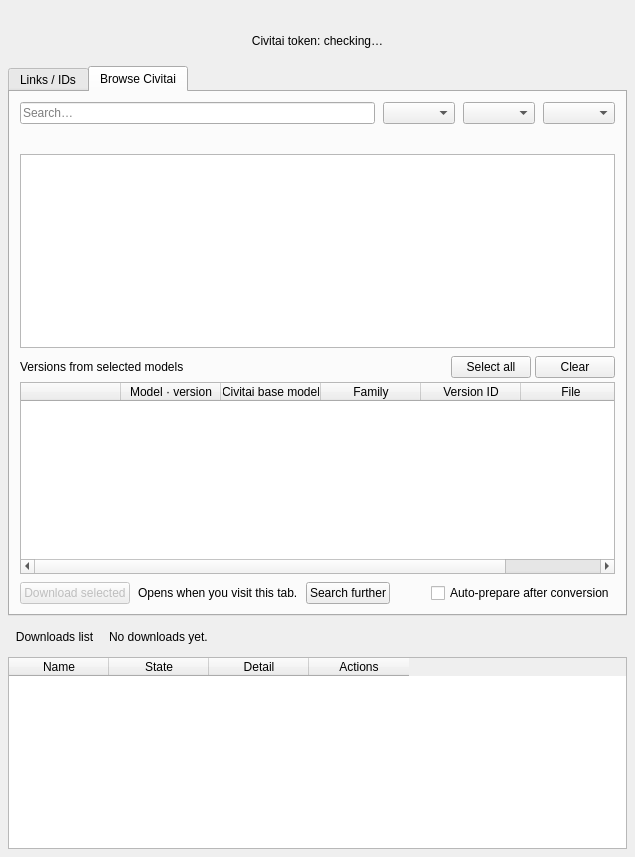
djebaz/dtflow, file src/dtflow/ui/forms/downloads_page.ui: the form before one commit.
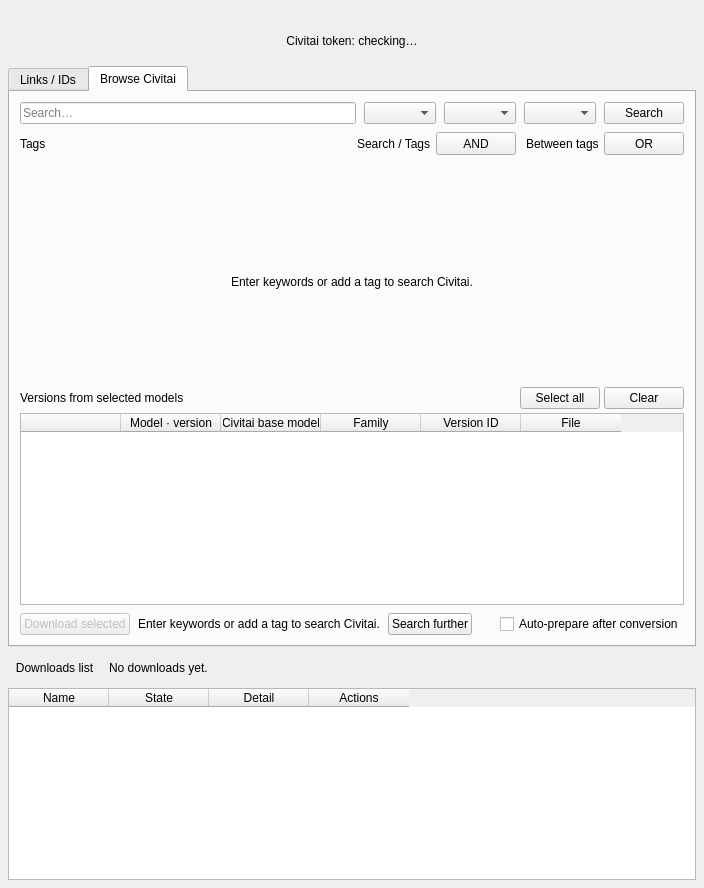
The form after the commit.

Commit message: Browse Civitai: tag pills, search filters and expanded sorting (#479) (#480)

What changed in the file:
```diff
--- a/src/dtflow/ui/forms/downloads_page.ui
+++ b/src/dtflow/ui/forms/downloads_page.ui
@@ -98,33 +98,149 @@
       <property name="spacing"><number>8</number></property>
       <property name="leftMargin"><number>10</number></property><property name="topMargin"><number>10</number></property>
       <property name="rightMargin"><number>10</number></property><property name="bottomMargin"><number>10</number></property>
-      <item><layout class="QHBoxLayout" name="gallerySearchRow"><property name="spacing"><number>8</number></property>
-       <item><widget class="QLineEdit" name="gallerySearchEdit">
+      <item><layout class="QGridLayout" name="gallerySearchRow">
+       <property name="horizontalSpacing"><number>8</number></property>
+       <property name="verticalSpacing"><number>8</number></property>
+       <item row="0" column="0"><widget class="QLineEdit" name="gallerySearchEdit">
+        <property name="sizePolicy"><sizepolicy hsizetype="Expanding" vsizetype="Fixed"><horstretch>1</horstretch><verstretch>0</verstretch></sizepolicy></property>
+        <property name="minimumWidth"><number>140</number></property>
         <property name="toolTip"><string>Type keywords and press Enter.</string></property>
         <property name="placeholderText"><string>Search…</string></property>
         <property name="clearButtonEnabled"><bool>true</bool></property>
         <property name="accessibleName"><string>Search Civitai LoRAs</string></property>
        </widget></item>
-       <item><widget class="QComboBox" name="gallerySortCombo">
+       <item row="0" column="1"><widget class="QComboBox" name="gallerySortCombo">
+        <property name="sizePolicy"><sizepolicy hsizetype="Fixed" vsizetype="Fixed"><horstretch>0</horstretch><verstretch>0</verstretch></sizepolicy></property>
         <property name="accessibleName"><string>Sort Civitai LoRAs</string></property>
        </widget></item>
-       <item><widget class="QComboBox" name="galleryFamilyCombo">
+       <item row="0" column="2"><widget class="QComboBox" name="galleryFamilyCombo">
+        <property name="sizePolicy"><sizepolicy hsizetype="Fixed" vsizetype="Fixed"><horstretch>0</horstretch><verstretch>0</verstretch></sizepolicy></property>
         <property name="accessibleName"><string>Filter Civitai LoRAs by family</string></property>
         <property name="toolTip"><string>Choose several supported families. All families clears the selection.</string></property>
        </widget></item>
-       <item><widget class="QComboBox" name="galleryPeriodCombo">
+       <item row="0" column="3"><widget class="QComboBox" name="galleryPeriodCombo">
+        <property name="sizePolicy"><sizepolicy hsizetype="Fixed" vsizetype="Fixed"><horstretch>0</horstretch><verstretch>0</verstretch></sizepolicy></property>
         <property name="accessibleName"><string>Filter Civitai LoRAs by period</string></property>
         <property name="toolTip"><string>The period the sort order counts.</string></property>
        </widget></item>
+       <item row="0" column="4"><widget class="QPushButton" name="gallerySearchButton">
+        <property name="sizePolicy"><sizepolicy hsizetype="Fixed" vsizetype="Fixed"><horstretch>0</horstretch><verstretch>0</verstretch></sizepolicy></property>
+        <property name="text"><string>Search</string></property>
+        <property name="role" stdset="0"><string>primary</string></property>
+        <property name="toolTip"><string>Search Civitai by keywords, selected tags, or both.</string></property>
+       </widget></item>
       </layout></item>
+      <item><widget class="QWidget" name="galleryTagsRow">
+       <layout class="QHBoxLayout" name="galleryTagsLayout">
+        <property name="spacing"><number>8</number></property>
+        <property name="leftMargin"><number>0</number></property>
+        <property name="topMargin"><number>0</number></property>
+        <property name="rightMargin"><number>0</number></property>
+        <property name="bottomMargin"><number>0</number></property>
+        <item><widget class="QLabel" name="galleryTagsLabel">
+         <property name="sizePolicy"><sizepolicy hsizetype="Fixed" vsizetype="Preferred"><horstretch>0</horstretch><verstretch>0</verstretch></sizepolicy></property>
+         <property name="text"><string>Tags</string></property>
+         <property name="toolTip"><string>Use the matching-mode controls on the right to combine keywords and selected tags.</string></property>
+        </widget></item>
+        <item><widget class="QWidget" name="galleryTagChipsSlot">
+         <property name="sizePolicy"><sizepolicy hsizetype="Expanding" vsizetype="Preferred"><horstretch>1</horstretch><verstretch>0</verstretch></sizepolicy></property>
+        </widget></item>
+        <item alignment="Qt::AlignRight|Qt::AlignTop"><widget class="QWidget" name="galleryModesHost">
+         <property name="sizePolicy"><sizepolicy hsizetype="Fixed" vsizetype="Fixed"><horstretch>0</horstretch><verstretch>0</verstretch></sizepolicy></property>
+         <property name="minimumSize"><size><width>0</width><height>23</height></size></property>
+         <property name="maximumSize"><size><width>16777215</width><height>23</height></size></property>
+         <layout class="QHBoxLayout" name="galleryModesLayout">
+          <property name="spacing"><number>10</number></property>
+          <property name="leftMargin"><number>0</number></property>
+          <property name="topMargin"><number>0</number></property>
+          <property name="rightMargin"><number>0</number></property>
+          <property name="bottomMargin"><number>0</number></property>
+           <item><widget class="QWidget" name="galleryKeywordTagModeGroup">
+            <property name="minimumSize"><size><width>0</width><height>23</height></size></property>
+            <property name="maximumSize"><size><width>16777215</width><height>23</height></size></property>
+            <layout class="QHBoxLayout" name="galleryKeywordTagModeLayout">
+             <property name="spacing"><number>5</number></property>
+             <property name="leftMargin"><number>0</number></property>
+             <property name="topMargin"><number>0</number></property>
+             <property name="rightMargin"><number>0</number></property>
+             <property name="bottomMargin"><number>0</number></property>
+             <item><widget class="QLabel" name="galleryKeywordTagModeCaption">
+              <property name="minimumSize"><size><width>0</width><height>23</height></size></property>
+              <property name="maximumSize"><size><width>16777215</width><height>23</height></size></property>
+              <property name="role" stdset="0"><string>galleryModeCaption</string></property>
+              <property name="text"><string>Search / Tags</string></property>
+             </widget></item>
+             <item><widget class="QPushButton" name="galleryKeywordTagModeButton">
+              <property name="minimumSize"><size><width>45</width><height>23</height></size></property>
+              <property name="maximumSize"><size><width>16777215</width><height>23</height></size></property>
+              <property name="cursor"><cursorShape>PointingHandCursor</cursorShape></property>
+              <property name="role" stdset="0"><string>galleryModeToggle</string></property>
+              <property name="text"><string>AND</string></property>
+             </widget></item>
+            </layout>
+           </widget></item>
+           <item><widget class="QWidget" name="galleryTagMatchModeGroup">
+            <property name="minimumSize"><size><width>0</width><height>23</height></size></property>
+            <property name="maximumSize"><size><width>16777215</width><height>23</height></size></property>
+            <layout class="QHBoxLayout" name="galleryTagMatchModeLayout">
+             <property name="spacing"><number>5</number></property>
+             <property name="leftMargin"><number>0</number></property>
+             <property name="topMargin"><number>0</number></property>
+             <property name="rightMargin"><number>0</number></property>
+             <property name="bottomMargin"><number>0</number></property>
+             <item><widget class="QLabel" name="galleryTagMatchModeCaption">
+              <property name="minimumSize"><size><width>0</width><height>23</height></size></property>
+              <property name="maximumSize"><size><width>16777215</width><height>23</height></size></property>
+              <property name="role" stdset="0"><string>galleryModeCaption</string></property>
+              <property name="text"><string>Between tags</string></property>
+             </widget></item>
+             <item><widget class="QPushButton" name="galleryTagMatchModeButton">
+              <property name="minimumSize"><size><width>45</width><height>23</height></size></property>
+              <property name="maximumSize"><size><width>16777215</width><height>23</height></size></property>
+              <property name="cursor"><cursorShape>PointingHandCursor</cursorShape></property>
+              <property name="role" stdset="0"><string>galleryModeToggle</string></property>
+              <property name="text"><string>OR</string></property>
+             </widget></item>
+            </layout>
+           </widget></item>
+         </layout>
+        </widget></item>
+       </layout>
+      </widget></item>
       <item><widget class="QLabel" name="galleryNote">
        <property name="wordWrap"><bool>true</bool></property>
       </widget></item>
-      <item><widget class="QListWidget" name="galleryList">
-       <property name="accessibleName"><string>Civitai LoRAs</string></property>
+      <item><widget class="QStackedWidget" name="galleryResultsStack">
        <property name="minimumHeight"><number>220</number></property>
-       <property name="editTriggers"><set>QAbstractItemView::NoEditTriggers</set></property>
-       <property name="horizontalScrollBarPolicy"><enum>Qt::ScrollBarAlwaysOff</enum></property>
+       <property name="currentIndex"><number>1</number></property>
+       <widget class="QListWidget" name="galleryList">
+        <property name="accessibleName"><string>Civitai LoRAs</string></property>
+        <property name="minimumHeight"><number>220</number></property>
+        <property name="editTriggers"><set>QAbstractItemView::NoEditTriggers</set></property>
+        <property name="horizontalScrollBarPolicy"><enum>Qt::ScrollBarAlwaysOff</enum></property>
+       </widget>
+       <widget class="QWidget" name="galleryEmptyPage">
+        <layout class="QVBoxLayout" name="galleryEmptyLayout">
+         <property name="leftMargin"><number>16</number></property>
+         <property name="topMargin"><number>0</number></property>
+         <property name="rightMargin"><number>16</number></property>
+         <property name="bottomMargin"><number>0</number></property>
+         <item><spacer name="galleryEmptyTopSpacer">
+          <property name="orientation"><enum>Qt::Vertical</enum></property>
+          <property name="sizeHint" stdset="0"><size><width>20</width><height>20</height></size></property>
+         </spacer></item>
+         <item><widget class="QLabel" name="galleryEmptyState">
+          <property name="text"><string>Enter keywords or add a tag to search Civitai.</string></property>
+          <property name="alignment"><set>Qt::AlignCenter</set></property>
+          <property name="wordWrap"><bool>true</bool></property>
+          <property name="role" stdset="0"><string>secondary</string></property>
+         </widget></item>
+         <item><spacer name="galleryEmptyBottomSpacer">
+          <property name="orientation"><enum>Qt::Vertical</enum></property>
+          <property name="sizeHint" stdset="0"><size><width>20</width><height>20</height></size></property>
+         </spacer></item>
+        </layout>
+       </widget>
       </widget></item>
       <item><widget class="QWidget" name="galleryVersionsBox">
        <layout class="QVBoxLayout" name="galleryVersionsLayout">
@@ -172,7 +288,7 @@
         <property name="enabled"><bool>false</bool></property>
        </widget></item>
        <item><widget class="QLabel" name="galleryStatus">
-        <property name="text"><string>Opens when you visit this tab.</string></property>
+        <property name="text"><string>Enter keywords or add a tag to search Civitai.</string></property>
         <property name="role" stdset="0"><string>secondary</string></property>
        </widget></item>
        <item><widget class="QPushButton" name="galleryContinueButton">
```
Left out of the diff: 2 changed lines with no effect on the pictures. The commit also changes 11 other files.
